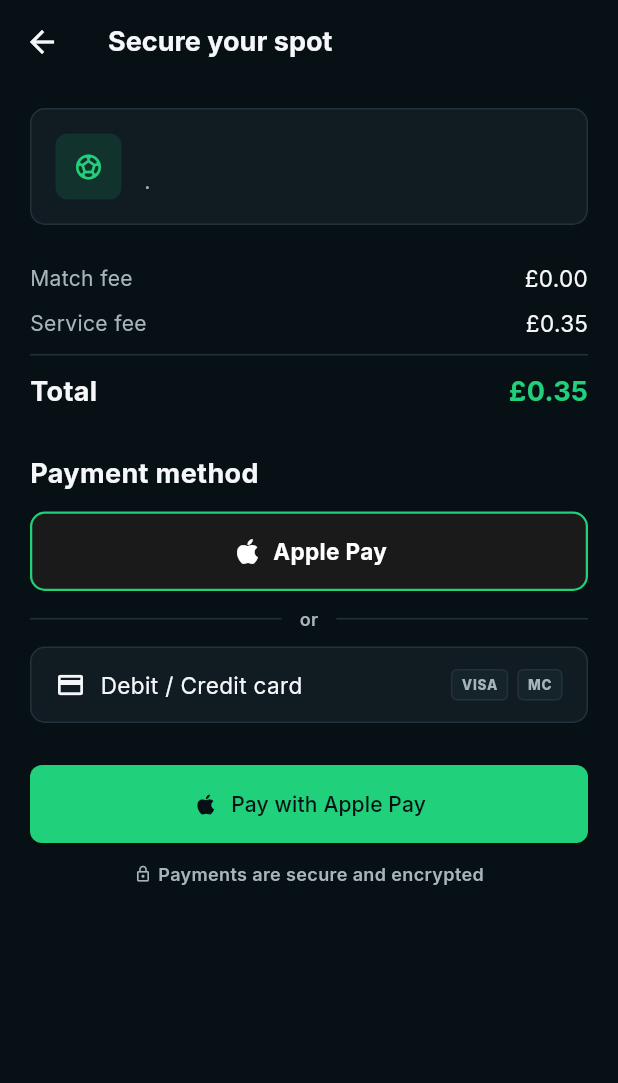
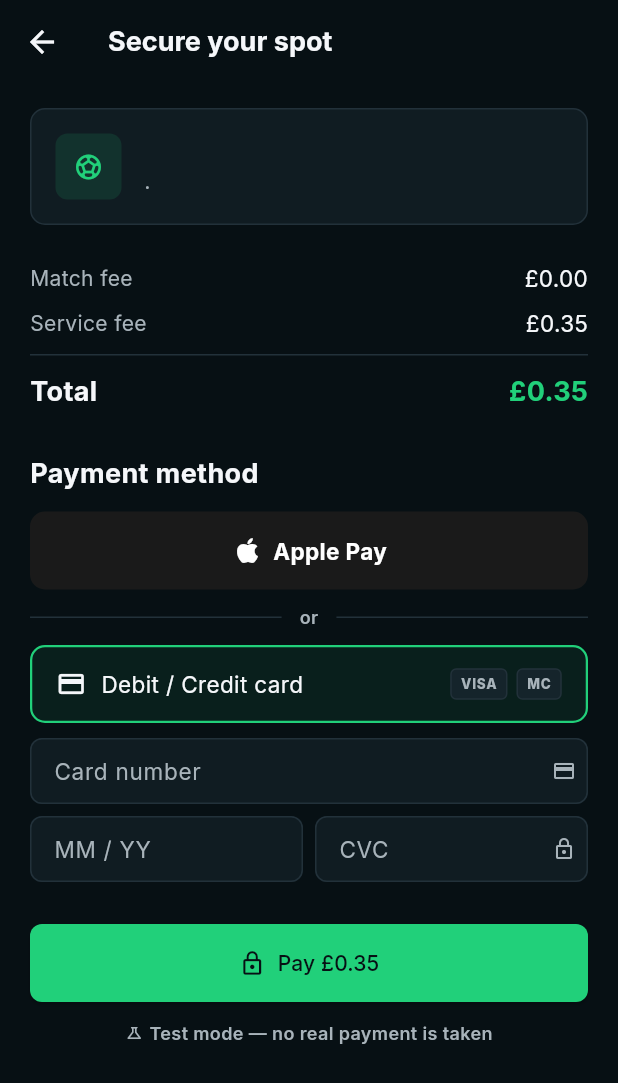
Before and after one commit to mozaid9/NextMatch, a Flutter app: the MockPaymentScreen screen opened directly with empty values, on a phone screen of 412 x 824 dp. Shown: the top 1083 px of the screen. Run offline on Flutter 3.47's test engine with Material 3 defaults, Android fonts, the phone set to English and light mode, and no system bars; our stand-ins replace cloud_firestore, firebase_auth, firebase_core, firebase_storage, google_fonts, image_picker; accounts and stored records are empty.

Commit message:
Make the money story honest and consistent
- Mock checkout card fields are now real inputs with validation (number,
  expiry, CVC) — previously decorative containers that let an empty form pay
- "Payments are secure and encrypted" replaced with "Test mode — no real
  payment is taken" until Stripe lands
- Card is the default payment method (Apple Pay is mocked and web can't use it)
- Split matches disclose the service fee in the join bar before checkout,
  and the bar price now shows the full total
- "Join and owe organiser" CTA renamed to "Join match"; the position sheet
  explains the organiser-pays arrangement instead
- "Free to join · £5.00 owed" card copy replaced with "£5.00 · paid to
  organiser"; same story on detail, share text, and create-form explainer

Co-Authored-By: Claude Sonnet 4.6 <noreply@anthropic.com>

```diff
--- a/lib/core/widgets/match_card.dart
+++ b/lib/core/widgets/match_card.dart
@@ -118,7 +118,7 @@ class MatchCard extends StatelessWidget {
                   Expanded(
                     child: Text(
                       match.isOrganiserPays
-                          ? 'Free to join · ${CurrencyHelpers.formatGBP(match.pricePerPlayer)} owed'
+                          ? '${CurrencyHelpers.formatGBP(match.pricePerPlayer)} · paid to organiser'
                           : '${CurrencyHelpers.formatGBP(match.pricePerPlayer)} per player',
                       style: AppTextStyles.body.copyWith(
                         fontWeight: FontWeight.w700,
--- a/lib/views/matches/create_match_screen.dart
+++ b/lib/views/matches/create_match_screen.dart
@@ -989,7 +989,7 @@ class _PaymentModePicker extends StatelessWidget {
           mode: AppStrings.paymentModeOrganiserPays,
           title: 'Organiser pays',
           subtitle:
-              "You cover the pitch cost. Players owe you their share through the app.",
+              "You cover the pitch cost and collect each player's share directly.",
           icon: Icons.payments_outlined,
           selected: selected == AppStrings.paymentModeOrganiserPays,
           onTap: () => onChanged(AppStrings.paymentModeOrganiserPays),
--- a/lib/views/payment/mock_payment_screen.dart
+++ b/lib/views/payment/mock_payment_screen.dart
@@ -28,7 +28,46 @@ class MockPaymentScreen extends StatefulWidget {
 }
 
 class _MockPaymentScreenState extends State<MockPaymentScreen> {
-  _PayMethod _method = _PayMethod.applePay;
+  _PayMethod _method = _PayMethod.card;
+  final _cardFormKey = GlobalKey<FormState>();
+  final _cardNumberController = TextEditingController();
+  final _expiryController = TextEditingController();
+  final _cvcController = TextEditingController();
+
+  @override
+  void dispose() {
+    _cardNumberController.dispose();
+    _expiryController.dispose();
+    _cvcController.dispose();
+    super.dispose();
+  }
+
+  String? _validateCardNumber(String? value) {
+    final digits = (value ?? '').replaceAll(RegExp(r'\D'), '');
+    if (digits.isEmpty) return 'Enter a card number';
+    if (digits.length < 13 || digits.length > 19) {
+      return 'Card number looks wrong';
+    }
+    return null;
+  }
+
+  String? _validateExpiry(String? value) {
+    final raw = (value ?? '').trim();
+    final match = RegExp(r'^(0[1-9]|1[0-2])\s*/\s*(\d{2})$').firstMatch(raw);
+    if (match == null) return 'Use MM / YY';
+    final month = int.parse(match.group(1)!);
+    final year = 2000 + int.parse(match.group(2)!);
+    final now = DateTime.now();
+    final endOfMonth = DateTime(year, month + 1, 0, 23, 59);
+    if (endOfMonth.isBefore(now)) return 'Card has expired';
+    return null;
+  }
+
+  String? _validateCvc(String? value) {
+    final digits = (value ?? '').replaceAll(RegExp(r'\D'), '');
+    if (digits.length < 3 || digits.length > 4) return '3–4 digits';
+    return null;
+  }
 
   @override
   Widget build(BuildContext context) {
@@ -169,16 +208,44 @@ class _MockPaymentScreenState extends State<MockPaymentScreen> {
             // Card fields (shown when card selected)
             if (_method == _PayMethod.card) ...[
               const SizedBox(height: 10),
-              _CardField(hint: 'Card number', icon: Icons.credit_card_outlined),
+              Form(
+                key: _cardFormKey,
+                child: Column(
+                  children: [
+                    _CardField(
+                      controller: _cardNumberController,
+                      hint: 'Card number',
+                      icon: Icons.credit_card_outlined,
+                      keyboardType: TextInputType.number,
+                      validator: _validateCardNumber,
+                    ),
                     const SizedBox(height: 8),
                     Row(
-                children: const [
-                  Expanded(child: _CardField(hint: 'MM / YY')),
-                  SizedBox(width: 8),
+                      crossAxisAlignment: CrossAxisAlignment.start,
+                      children: [
                         Expanded(
-                    child: _CardField(hint: 'CVC', icon: Icons.lock_outline),
+                          child: _CardField(
+                            controller: _expiryController,
+                            hint: 'MM / YY',
+                            keyboardType: TextInputType.datetime,
+                            validator: _validateExpiry,
+                          ),
+                        ),
+                        const SizedBox(width: 8),
+                        Expanded(
+                          child: _CardField(
+                            controller: _cvcController,
+                            hint: 'CVC',
+                            icon: Icons.lock_outline,
+                            keyboardType: TextInputType.number,
+                            obscure: true,
+                            validator: _validateCvc,
+                          ),
                         ),
                       ],
+                    ),
+                  ],
+                ),
               ),
             ],
 
@@ -202,6 +269,10 @@ class _MockPaymentScreenState extends State<MockPaymentScreen> {
                   : Icons.lock_outline,
               isLoading: paymentViewModel.isLoading,
               onPressed: () async {
+                if (_method == _PayMethod.card &&
+                    _cardFormKey.currentState?.validate() != true) {
+                  return;
+                }
                 final success = await paymentViewModel.payAndJoin(
                   match: widget.match,
                   user: widget.currentUser,
@@ -217,13 +288,13 @@ class _MockPaymentScreenState extends State<MockPaymentScreen> {
               mainAxisAlignment: MainAxisAlignment.center,
               children: [
                 const Icon(
-                  Icons.lock_outline,
+                  Icons.science_outlined,
                   size: 12,
                   color: AppColours.mutedText,
                 ),
                 const SizedBox(width: 4),
                 Text(
-                  'Payments are secure and encrypted',
+                  'Test mode — no real payment is taken',
                   style: AppTextStyles.small,
                 ),
               ],
@@ -280,25 +351,41 @@ class _MethodTile extends StatelessWidget {
 }
 
 class _CardField extends StatelessWidget {
-  const _CardField({required this.hint, this.icon});
+  const _CardField({
+    required this.controller,
+    required this.hint,
+    required this.validator,
+    this.icon,
+    this.keyboardType,
+    this.obscure = false,
+  });
 
+  final TextEditingController controller;
   final String hint;
+  final String? Function(String?) validator;
   final IconData? icon;
+  final TextInputType? keyboardType;
+  final bool obscure;
 
   @override
   Widget build(BuildContext context) {
-    return Container(
-      padding: const EdgeInsets.symmetric(horizontal: 14, vertical: 14),
-      decoration: BoxDecoration(
-        color: AppColours.card,
-        borderRadius: BorderRadius.circular(8),
-        border: Border.all(color: AppColours.line),
+    return TextFormField(
+      controller: controller,
+      validator: validator,
+      keyboardType: keyboardType,
+      obscureText: obscure,
+      autovalidateMode: AutovalidateMode.onUserInteraction,
+      style: AppTextStyles.body,
+      decoration: InputDecoration(
+        isDense: true,
+        hintText: hint,
+        suffixIcon: icon == null
+            ? null
+            : Icon(icon, size: 16, color: AppColours.mutedText),
+        suffixIconConstraints: const BoxConstraints(
+          minWidth: 32,
+          minHeight: 16,
         ),
-      child: Row(
-        children: [
-          Expanded(child: Text(hint, style: AppTextStyles.bodyMuted)),
-          if (icon != null) Icon(icon, size: 16, color: AppColours.mutedText),
-        ],
       ),
     );
   }
```
Also changed, not shown: lib/views/matches/match_detail_screen.dart (+16 -11 lines). Lines whose indentation alone changed are shown as unchanged.
